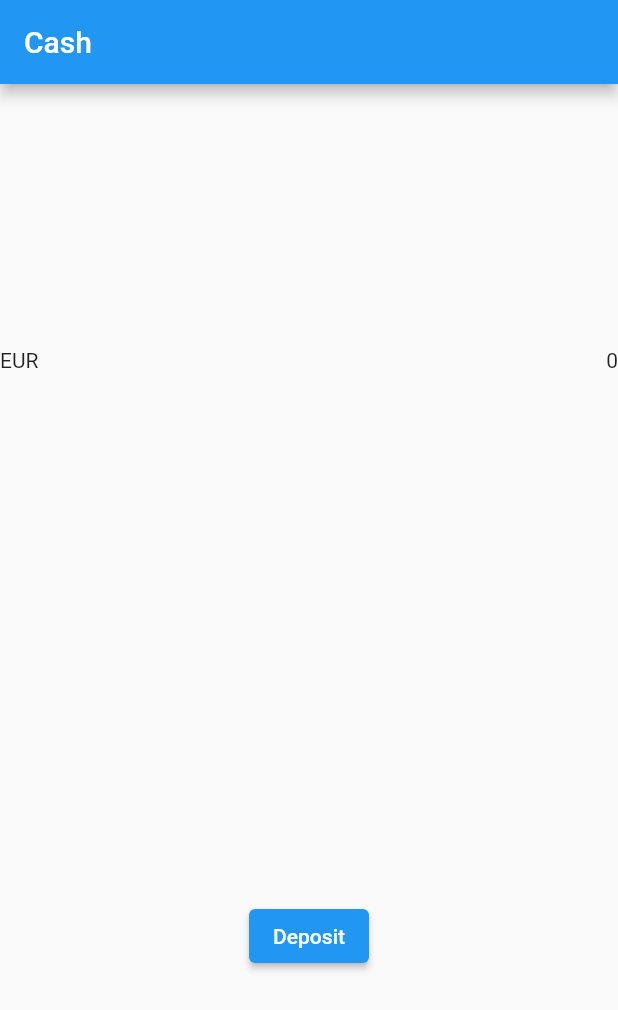
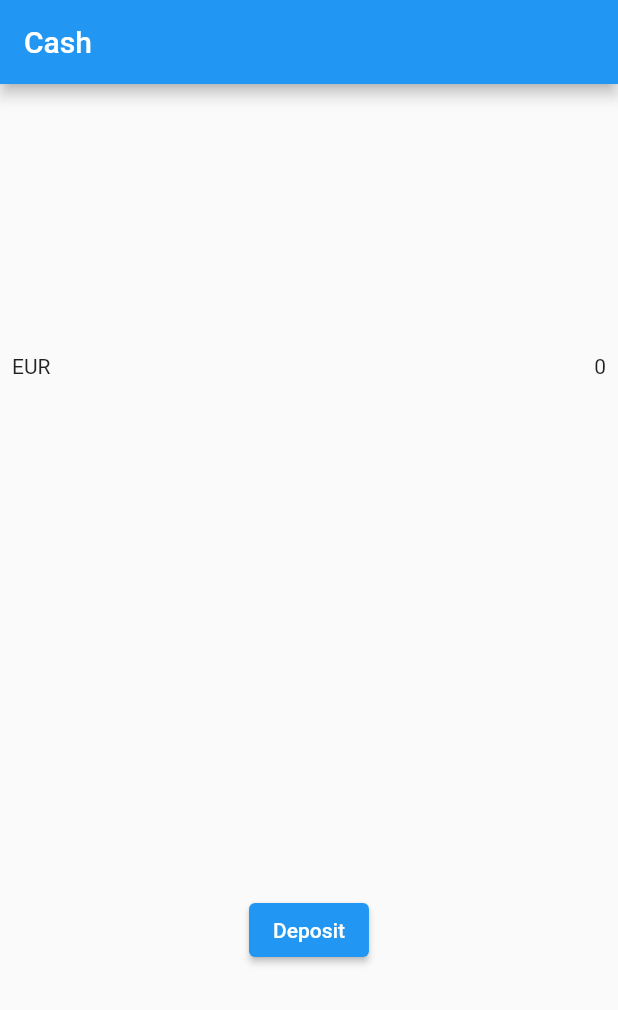
Before and after one commit to kupukctep/exchange, a Flutter app: the screen it shows after launch, on a phone screen of 412 x 824 dp. Shown: the top 1010 px of the screen. Run offline on Flutter 3.47's test engine with Material 2 defaults, Android fonts, the phone set to English and light mode, and no system bars.

Commit message:
add margin

```diff
--- a/exchange_flutter/lib/pages/cash_page.dart
+++ b/exchange_flutter/lib/pages/cash_page.dart
@@ -17,7 +17,9 @@ class _CashPageState extends State<CashPage> {
         appBar: AppBar(
           title: const Text("Cash"),
         ),
-        body: Column(
+        body: Container(
+            padding: const EdgeInsets.all(8),
+            child: Column(
               mainAxisAlignment: MainAxisAlignment.spaceAround,
               children: [
                 Row(
@@ -25,10 +27,11 @@ class _CashPageState extends State<CashPage> {
                   children: [const Text("EUR"), Text("$_amount")],
                 ),
                 ElevatedButton(
-                onPressed: () => Navigator.of(context).push(MaterialPageRoute(builder: (context) => const DepositPage())),
-                child: const Text("Deposit")
-              )
+                    onPressed: () => Navigator.of(context).push(
+                        MaterialPageRoute(
+                            builder: (context) => const DepositPage())),
+                    child: const Text("Deposit"))
               ],
-        ));
+            )));
   }
 }
```
Lines whose indentation alone changed are shown as unchanged.
